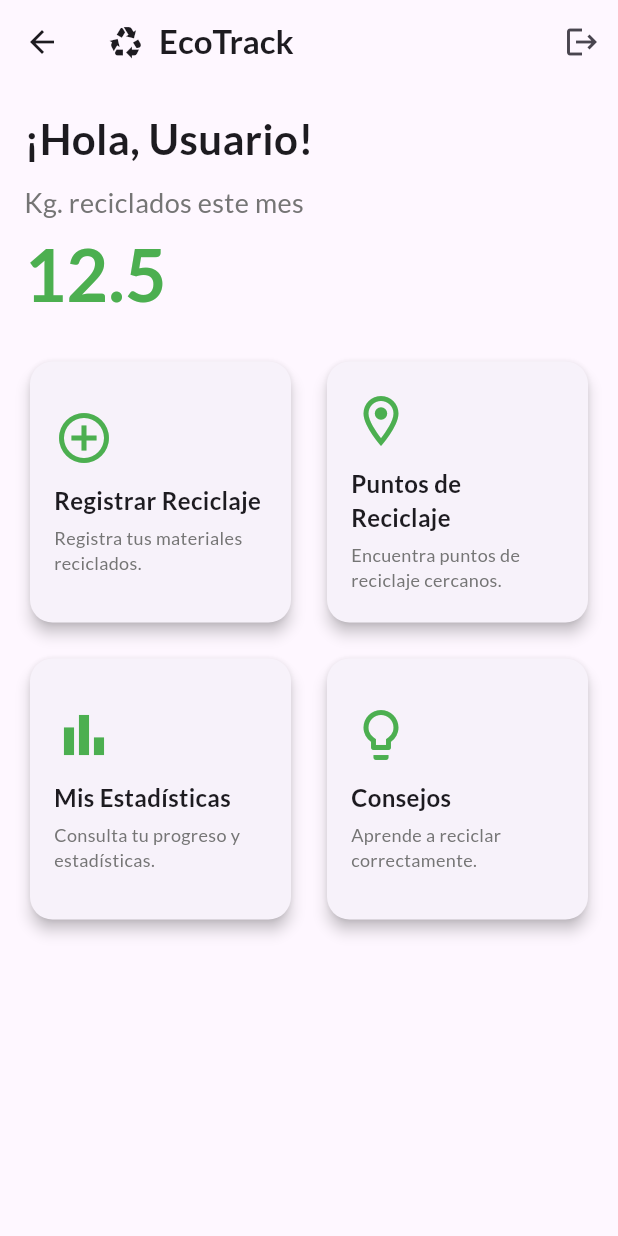
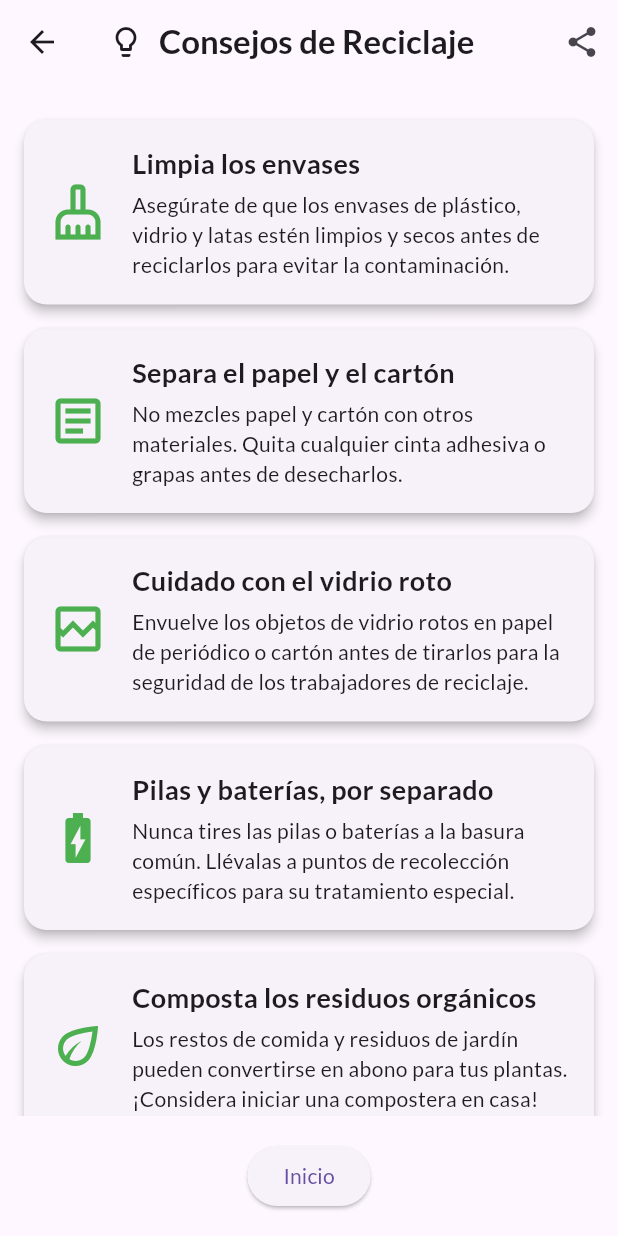
Before and after one commit to mascheyola/ecotrack, a Flutter app: the HomeScreen screen opened directly, after a tap on "Consejos", on a phone screen of 412 x 824 dp. Run offline on Flutter 3.47's test engine with Material 3 defaults, Android fonts, the phone set to English and light mode, and no system bars; our stand-ins replace fl_chart, google_fonts, google_maps_flutter, share_plus.

Commit message:
feat: agregar pantalla de consejos de reciclaje.

```diff
--- a/lib/home_screen.dart
+++ b/lib/home_screen.dart
@@ -3,6 +3,7 @@ import 'package:google_fonts/google_fonts.dart';
 import 'package:myapp/recycling_points_screen.dart';
 import 'package:myapp/recycling_registration_screen.dart';
 import 'package:myapp/statistics_screen.dart';
+import 'package:myapp/tips_screen.dart';
 
 class HomeScreen extends StatelessWidget {
   const HomeScreen({super.key});
@@ -111,7 +112,14 @@ class HomeScreen extends StatelessWidget {
                   icon: Icons.lightbulb_outline,
                   title: 'Consejos',
                   description: 'Aprende a reciclar correctamente.',
-                  onTap: () {},
+                  onTap: () {
+                    Navigator.push(
+                      context,
+                      MaterialPageRoute(
+                        builder: (context) => const TipsScreen(),
+                      ),
+                    );
+                  },
                 ),
               ],
             ),
--- /dev/null
+++ b/lib/tips_screen.dart
@@ -0,0 +1,152 @@
+import 'package:flutter/material.dart';
+import 'package:google_fonts/google_fonts.dart';
+import 'package:share_plus/share_plus.dart';
+
+// A dedicated, public data class for a recycling tip to ensure type safety.
+class RecyclingTip {
+  final IconData icon;
+  final String title;
+  final String description;
+
+  const RecyclingTip({
+    required this.icon,
+    required this.title,
+    required this.description,
+  });
+}
+
+// A top-level, final list of the recycling tips using the new data class.
+final List<RecyclingTip> _recyclingTips = [
+  const RecyclingTip(
+    icon: Icons.cleaning_services_outlined,
+    title: "Limpia los envases",
+    description:
+        "Asegúrate de que los envases de plástico, vidrio y latas estén limpios y secos antes de reciclarlos para evitar la contaminación.",
+  ),
+  const RecyclingTip(
+    icon: Icons.article_outlined,
+    title: "Separa el papel y el cartón",
+    description:
+        "No mezcles papel y cartón con otros materiales. Quita cualquier cinta adhesiva o grapas antes de desecharlos.",
+  ),
+  const RecyclingTip(
+    icon: Icons.broken_image_outlined,
+    title: "Cuidado con el vidrio roto",
+    description:
+        "Envuelve los objetos de vidrio rotos en papel de periódico o cartón antes de tirarlos para la seguridad de los trabajadores de reciclaje.",
+  ),
+  const RecyclingTip(
+    icon: Icons.battery_charging_full_outlined,
+    title: "Pilas y baterías, por separado",
+    description:
+        "Nunca tires las pilas o baterías a la basura común. Llévalas a puntos de recolección específicos para su tratamiento especial.",
+  ),
+  const RecyclingTip(
+    icon: Icons.eco_outlined,
+    title: "Composta los residuos orgánicos",
+    description:
+        "Los restos de comida y residuos de jardín pueden convertirse en abono para tus plantas. ¡Considera iniciar una compostera en casa!",
+  ),
+  const RecyclingTip(
+    icon: Icons.reduce_capacity_outlined,
+    title: "Reduce y Reutiliza",
+    description:
+        "El mejor residuo es el que no se genera. Antes de reciclar, piensa si puedes reducir tu consumo o reutilizar los objetos.",
+  ),
+];
+
+class TipsScreen extends StatelessWidget {
+  const TipsScreen({super.key});
+
+  void _shareTips(BuildContext context) {
+    final String tipsText = _recyclingTips
+        .map((tip) => "*${tip.title}*\n${tip.description}\n")
+        .join("\n");
+    Share.share(
+      "¡Hola! Aquí te comparto unos consejos de reciclaje de EcoTrack:\n\n$tipsText",
+    );
+  }
+
+  @override
+  Widget build(BuildContext context) {
+    return Scaffold(
+      appBar: AppBar(
+        title: Row(
+          children: [
+            const Icon(Icons.lightbulb_outline),
+            const SizedBox(width: 10),
+            Text(
+              'Consejos de Reciclaje',
+              style: GoogleFonts.lato(fontWeight: FontWeight.bold),
+            ),
+          ],
+        ),
+        actions: [
+          IconButton(
+            icon: const Icon(Icons.share),
+            onPressed: () => _shareTips(context),
+            tooltip: 'Compartir consejos',
+          ),
+        ],
+      ),
+      body: Column(
+        children: [
+          Expanded(
+            child: ListView.builder(
+              padding: const EdgeInsets.all(16.0), // This line is correct.
+              itemCount: _recyclingTips.length,
+              itemBuilder: (context, index) {
+                final tip = _recyclingTips[index];
+                return Card(
+                  elevation: 3,
+                  margin: const EdgeInsets.symmetric(vertical: 8.0),
+                  shape: RoundedRectangleBorder(
+                    borderRadius: BorderRadius.circular(15.0),
+                  ),
+                  child: Padding(
+                    padding: const EdgeInsets.all(16.0),
+                    child: Row(
+                      children: [
+                        // Accessing properties from the strongly-typed class.
+                        Icon(tip.icon, size: 40, color: Colors.green),
+                        const SizedBox(width: 16),
+                        Expanded(
+                          child: Column(
+                            crossAxisAlignment: CrossAxisAlignment.start,
+                            children: [
+                              Text(
+                                tip.title,
+                                style: GoogleFonts.lato(
+                                  fontSize: 18,
+                                  fontWeight: FontWeight.bold,
+                                ),
+                              ),
+                              const SizedBox(height: 5),
+                              Text(
+                                tip.description,
+                                style: GoogleFonts.lato(fontSize: 14),
+                              ),
+                            ],
+                          ),
+                        ),
+                      ],
+                    ),
+                  ),
+                );
+              },
+            ),
+          ),
+          Padding(
+            padding: const EdgeInsets.all(16.0),
+            child: ElevatedButton(
+              onPressed: () {
+                Navigator.pop(context);
+              },
+              child: const Text('Inicio'),
+            ),
+          ),
+        ],
+      ),
+    );
+  }
+}
--- a/pubspec.yaml
+++ b/pubspec.yaml
@@ -37,6 +37,7 @@ dependencies:
   google_fonts: ^6.3.2
   fl_chart: ^1.1.1
   google_maps_flutter: ^2.14.0
+  share_plus: ^12.0.1
 
 dev_dependencies:
   flutter_test:
```
Also changed, not shown: pubspec.lock.
